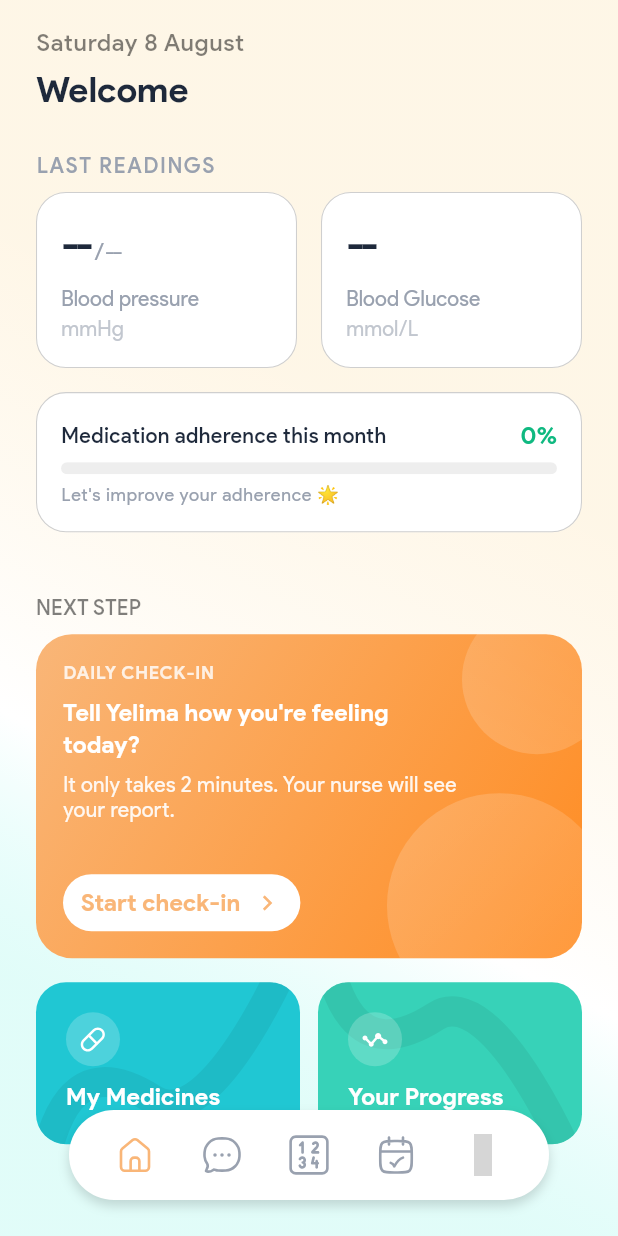
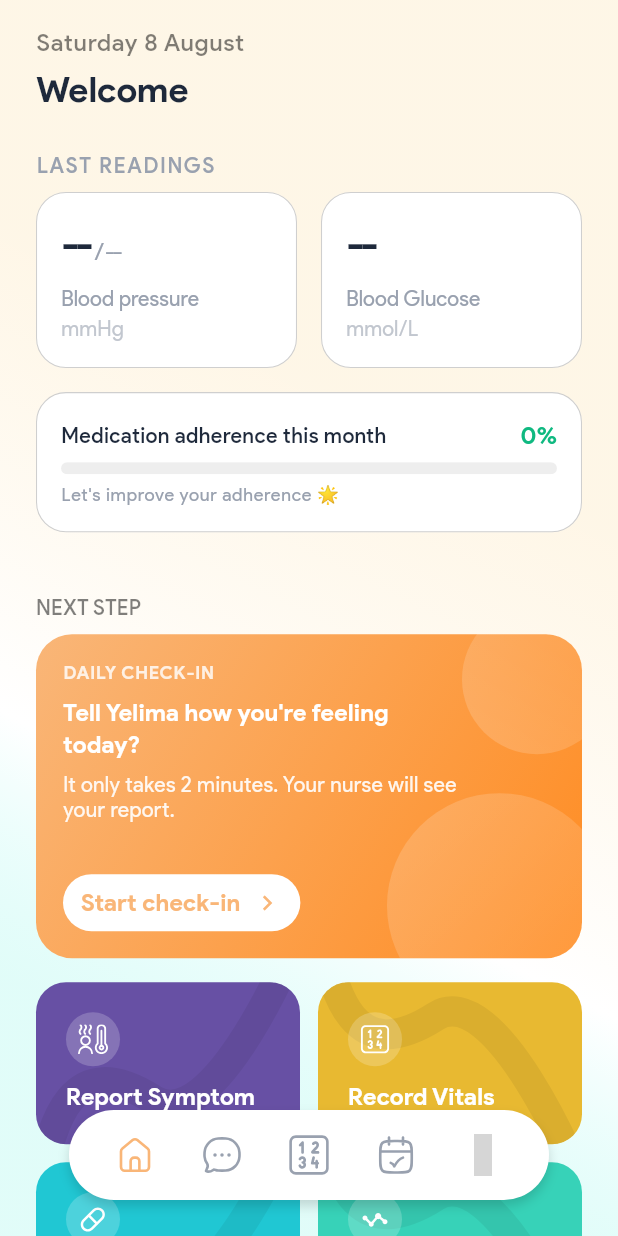
Before and after one commit to Zomujo/yelima-mobile, a Flutter app: the HomeScreen screen opened by its route, on a phone screen of 412 x 824 dp. Run offline on Flutter 3.47's test engine with Material 3 defaults, Android fonts, the phone set to English and light mode, and no system bars; our stand-ins replace cloud_firestore, dio, drift, equatable, firebase_analytics, firebase_auth and 21 more; missing offline and left inert: audio_waveforms; accounts and stored records are empty; generated files the repository leaves out were written again; network calls fail; grey boxes are pictures that could not be loaded.

Commit message:
feat: add Report Symptom modal and Record Vitals navigation to home dashboard

```diff
--- a/lib/core/constants/app_images.dart
+++ b/lib/core/constants/app_images.dart
@@ -18,6 +18,8 @@ class AppImages {
       AssetImage('assets/icons/appointment.svg');
   static const AssetImage calendarIcon =
       AssetImage('assets/icons/calendar.svg');
+  static const AssetImage symptoms = AssetImage('assets/icons/symptoms.svg');
+  static const AssetImage numbers = AssetImage('assets/icons/numbers.svg');
   static const AssetImage callIcon = AssetImage('assets/icons/call.svg');
   static const AssetImage homeIcon = AssetImage('assets/icons/home.svg');
   static const AssetImage logIcon = AssetImage('assets/icons/log.svg');
@@ -33,8 +35,4 @@ class AppImages {
   static const AssetImage tickedAppointIcon =
       AssetImage('assets/icons/ticked_appoint.svg');
   static const AssetImage profileDp = AssetImage('assets/icons/dp.png');
-
-  // --------------------------------------------------------------------------
-  // |                            Avatars / Characters                         |
-  // --------------------------------------------------------------------------
 }
--- a/lib/features/home/presentation/widgets/sections/home_next_step_section.dart
+++ b/lib/features/home/presentation/widgets/sections/home_next_step_section.dart
@@ -6,6 +6,7 @@ import '../../../../../core/constants/app_images.dart';
 import '../../../../../shared/widgets/layout/app_text.dart';
 import '../daily_check_in_card.dart';
 import '../action_card.dart';
+import '../report_symptom_modal.dart';
 import 'package:yelima/core/extensions/l10n_extension.dart';
 
 class HomeNextStepSection extends StatelessWidget {
@@ -33,6 +34,37 @@ class HomeNextStepSection extends StatelessWidget {
           ),
         ),
         const SizedBox(height: 16),
+        Padding(
+          padding: const EdgeInsets.symmetric(horizontal: 24),
+          child: Row(
+            children: [
+              Expanded(
+                child: ActionCard(
+                  title: context.l10n.reportSymptom,
+                  iconPath: AppImages.symptoms.assetName,
+                  bgImagePath: AppImages.medicineBgIcon.assetName,
+                  backgroundColor: const Color(0xFF6750A4),
+                  onTap: () {
+                    ReportSymptomModal.show(context);
+                  },
+                ),
+              ),
+              const SizedBox(width: 12),
+              Expanded(
+                child: ActionCard(
+                  title: context.l10n.recordVitals,
+                  iconPath: AppImages.numbers.assetName,
+                  bgImagePath: AppImages.progressBgIcon.assetName,
+                  backgroundColor: const Color(0xFFE8B931),
+                  onTap: () {
+                    context.push(RoutePaths.readingLogging);
+                  },
+                ),
+              ),
+            ],
+          ),
+        ),
+        const SizedBox(height: 12),
         Padding(
           padding: const EdgeInsets.symmetric(horizontal: 24),
           child: Row(
--- a/lib/l10n/app_en.arb
+++ b/lib/l10n/app_en.arb
@@ -109,5 +109,7 @@
   "sending": "Sending...",
   "logOut": "Log Out",
   "logOutConfirmation": "Are you sure you want to log out of your account?",
-  "cancel": "Cancel"
+  "cancel": "Cancel",
+  "reportSymptom": "Report Symptom",
+  "recordVitals": "Record Vitals"
 }
--- a/lib/l10n/app_tw.arb
+++ b/lib/l10n/app_tw.arb
@@ -102,5 +102,7 @@
   "sending": "Ɛremana...",
   "logOut": "Fi mu",
   "logOutConfirmation": "Wopɛ sɛ wofi wo akontaabu mu ampa?",
-  "cancel": "Twa mu"
+  "cancel": "Twa mu",
+  "reportSymptom": "Report Symptom",
+  "recordVitals": "Record Vitals"
 }
```
Also changed, not shown: lib/features/home/presentation/widgets/report_symptom_modal.dart (added, +142 -0 lines).
